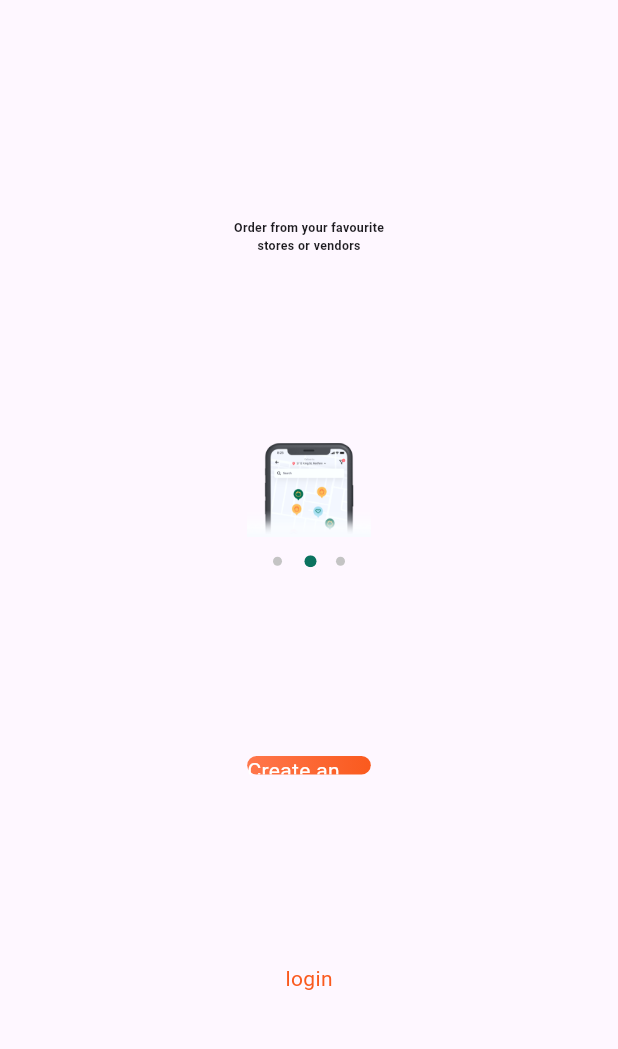
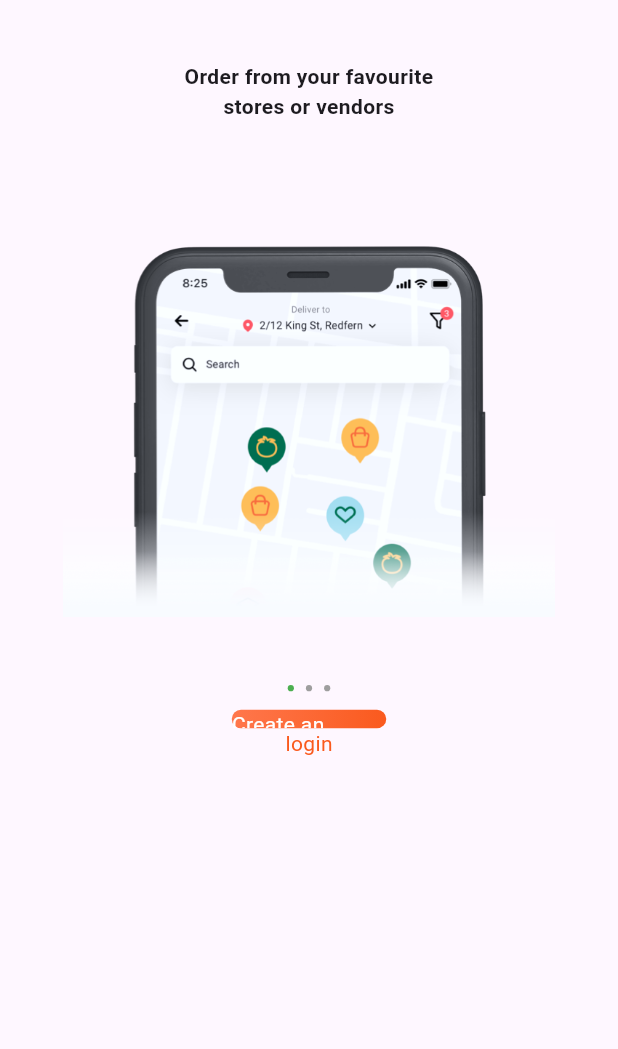
Before and after one commit to anziltp/foodapp, a Flutter app: the screen it shows after launch, on a phone screen of 412 x 824 dp, the part 54-1103 px from its top. Run offline on Flutter 3.47's test engine with Material 3 defaults, Android fonts, the phone set to English and light mode, and no system bars; drawn by our look-alikes of smooth_page_indicator; our stand-ins replace flutter_svg.

Commit message:
created create_account.dart

```diff
--- a/lib/first_page.dart
+++ b/lib/first_page.dart
@@ -1,8 +1,10 @@
 import 'package:flutter/cupertino.dart';
 import 'package:flutter/material.dart';
+import 'package:flutter/widgets.dart';
 import 'package:flutter_svg/flutter_svg.dart';
 import 'package:foodapp/constans/color_const.dart';
 import 'package:foodapp/constans/image_const.dart';
+import 'package:foodapp/first_page_class.dart';
 import 'package:smooth_page_indicator/smooth_page_indicator.dart';
 
 import 'main.dart';
@@ -16,6 +18,8 @@ class FirstPage extends StatefulWidget {
 
 class _FirstPageState extends State<FirstPage> {
 
+  int onpageindex = 0;
+  PageController onpagecontroller=PageController();
   @override
   Widget build(BuildContext context) {
     return Scaffold(
@@ -29,27 +33,79 @@ class _FirstPageState extends State<FirstPage> {
         ],
       ),
       body: Column(
-        mainAxisAlignment: MainAxisAlignment.spaceEvenly,
+
         children: [
-          Center(
-            child: Column(
+       SizedBox(
+         height: h*0.5,
+         child: PageView.builder(
+           onPageChanged: (value) {
+             onpageindex=value;
+             setState(() {
 
-              children: [
-                Text("Order from your favourite",style: TextStyle(fontWeight: FontWeight.w600,fontSize: w*0.02),),
-                Text("stores or vendors",style: TextStyle(fontWeight: FontWeight.w600,fontSize: w*0.02),),
-              ],
-            ),
-          ),
-          Column(
-            mainAxisAlignment: MainAxisAlignment.spaceEvenly,
-            children: [
-              Image.asset(ImageConst.firstpageimage,width: w*0.2,),
+             });
+           },
+          physics: BouncingScrollPhysics(),
+           controller: onpagecontroller,
+           padEnds: false,
+           itemCount:contents.length ,
+           scrollDirection: Axis.horizontal,
+           itemBuilder: (context, index) {
+           onpageindex=index;
+           return Column(
+             mainAxisAlignment: MainAxisAlignment.spaceEvenly,
+             children: [
+               Text(contents[index].text,
+               textAlign: TextAlign.center,
+                 style: TextStyle(
+                   fontWeight: FontWeight.w700,
+
+                 ),
+               ),
+               SizedBox(height: h*0.05,),
+               onpageindex!=2?SizedBox(
+                 height: h*0.3,
+                 width: w*1,
+                 child: Image(image: AssetImage(contents[index].image),),
+               ):Stack(
+                 children: [
+                   Positioned(
+                     bottom: w*0.001,
+                       right: w*0.25,
+                       child: Container(
+                         height: h*0.31,
+                         width: w*0.5,
+                         decoration: BoxDecoration(
+                           shape: BoxShape.circle,
+                           border: Border.all(color: Colors.redAccent,
+                           width: w*0.004)
+                         ),
+                       )),
+                   SizedBox(
+                     height: h*0.3,
+                     width: w*1,
+                     child: Image(image: AssetImage(contents[index].image),),
+                   )
+                 ],
+               )
+             ],
+           );
+         },),
+       ),
 SizedBox(height: w*0.03,),
-SvgPicture.asset(ImageConst.threedots)
-            ],
-          ),
+              Padding(
+                padding: EdgeInsets.all(w * 0.03),
+                child: AnimatedSmoothIndicator(
+                  activeIndex: onpageindex,
+                  count: 3,
+                  effect: SlideEffect(
+                      dotWidth: w * 0.01,
+                      dotHeight: w * 0.01,
+                      activeDotColor: Colors.green),
+                ),
+              ),
+
           Container(
-            width: w*0.2,
+            width: w*0.25,
             height: w*0.03,
             decoration: BoxDecoration(
               borderRadius:BorderRadius.circular(w*0.04),
--- /dev/null
+++ b/lib/first_page_class.dart
@@ -0,0 +1,11 @@
+class onBodyContent{
+  String image;
+  String text;
+  onBodyContent({required this.image,required this.text});
+}
+List<onBodyContent>contents=[
+  onBodyContent(image:( "assets/images/firstpageimage.png"),
+      text: "Order from your favourite\nstores or vendors"),
+      onBodyContent(image: ("assets/images/firstpageimage2.png"), text: "Choose from a wide range of \n delicious meals"),
+  onBodyContent(image: ("assets/images/firstpageimage3.png"), text: "Enjoy instant delivery \nand payment")
+];
--- /dev/null
+++ b/lib/login part/create_account.dart
@@ -0,0 +1,17 @@
+import 'package:flutter/material.dart';
+
+class Create_page extends StatefulWidget {
+  const Create_page({super.key});
+
+  @override
+  State<Create_page> createState() => _Create_pageState();
+}
+
+class _Create_pageState extends State<Create_page> {
+  @override
+  Widget build(BuildContext context) {
+    return Scaffold(
+
+    );
+  }
+}
```
Also changed, not shown: assets/images/firstpageimage2.png (added), assets/images/firstpageimage3.png (added), assets/images/threedots.svg (deleted).
